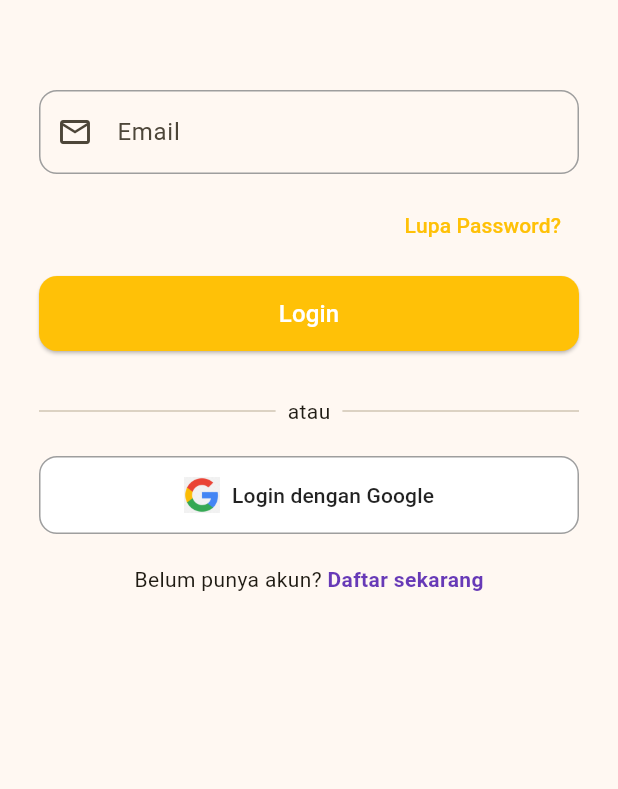
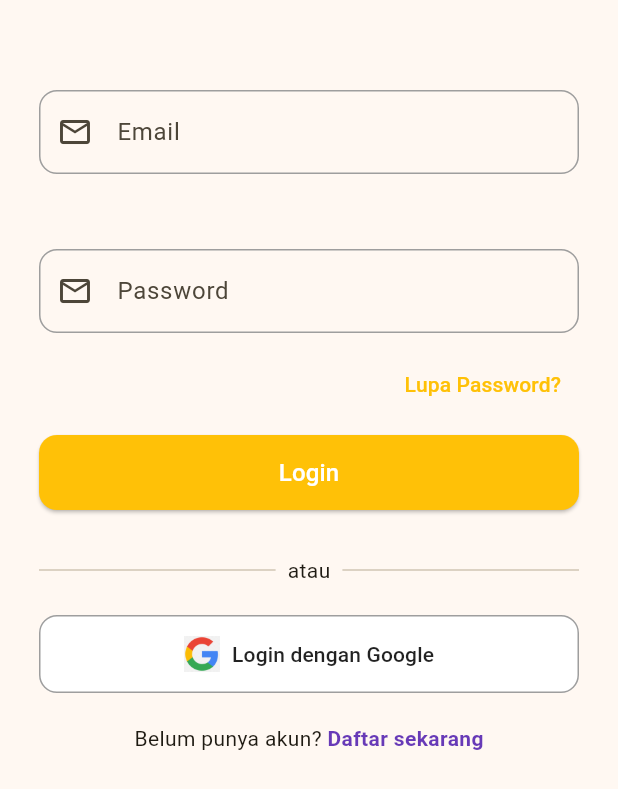
Before and after one commit to Frientia/KBI1179-1123150114-uts, a Flutter app: the Login screen opened directly, on a phone screen of 412 x 824 dp. Shown: the top 789 px of the screen. Run offline on Flutter 3.47's test engine with Material 3 defaults, Android fonts, the phone set to English and light mode, and no system bars.

Commit message:
menambahkan textfield password yang kelupaan

```diff
--- a/lib/login.dart
+++ b/lib/login.dart
@@ -21,6 +21,29 @@ class Login extends StatelessWidget {
                   decoration: InputDecoration(
                     labelText: 'Email',
                     hintText: 'Masukkan email Anda',
+                    prefixIcon: Icon(Icons.email_outlined),
+                    border: OutlineInputBorder(
+                      borderRadius: BorderRadius.all(Radius.circular(12)),
+                    ),
+                    enabledBorder: OutlineInputBorder(
+                      borderRadius: BorderRadius.all(Radius.circular(12)),
+                      borderSide: BorderSide(color: Colors.grey),
+                    ),
+                    focusedBorder: OutlineInputBorder(
+                      borderRadius: BorderRadius.all(Radius.circular(12)),
+                      borderSide: BorderSide(color: Colors.amber, width: 2),
+                    ),
+                  ),
+                ),
+
+                const SizedBox(height: 10),
+
+                const SizedBox(height: 40),
+                const TextField(
+                  keyboardType: TextInputType.emailAddress,
+                  decoration: InputDecoration(
+                    labelText: 'Password',
+                    hintText: 'Masukkan Password Anda',
                     prefixIcon: Icon(Icons.email_outlined),
                     border: OutlineInputBorder(
                       borderRadius: BorderRadius.all(Radius.circular(12)),
```
